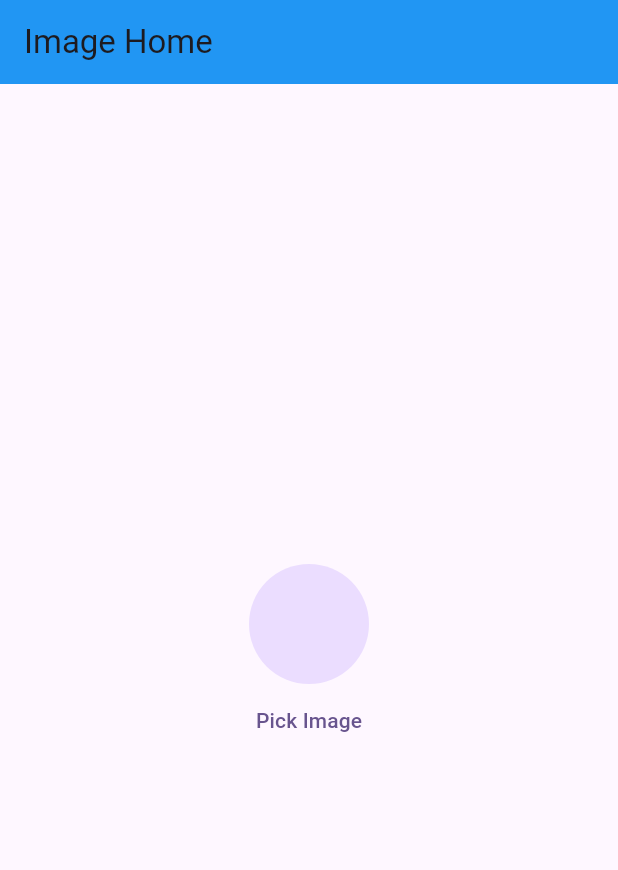
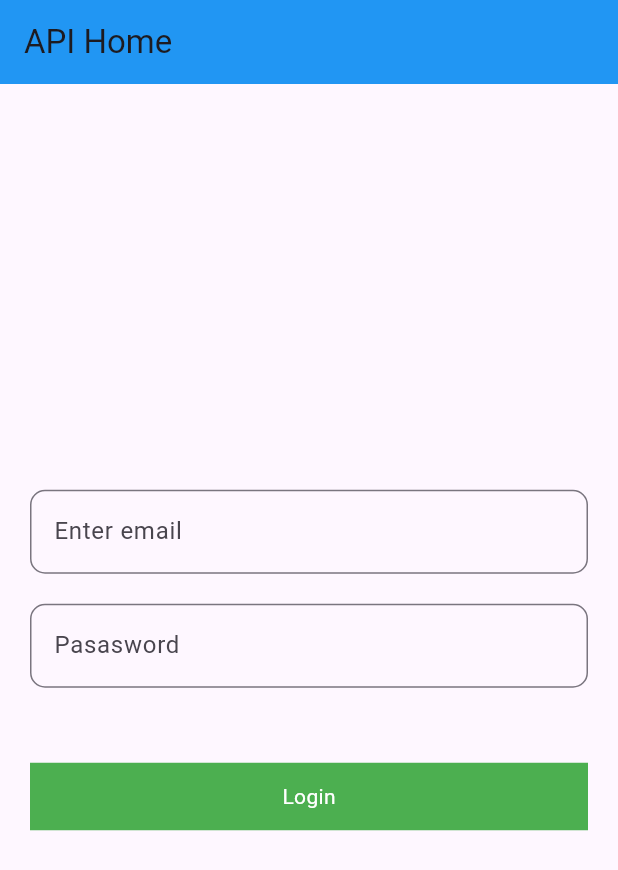
Before and after one commit to pallavipradhan5578/getx_features_aaplication, a Flutter app: the screen it shows after launch, on a phone screen of 412 x 824 dp. Shown: the top 870 px of the screen. Run offline on Flutter 3.47's test engine with Material 3 defaults, Android fonts, the phone set to English and light mode, and no system bars; our stand-ins replace get, image_picker.

Commit message:
Api home.dart

```diff
--- /dev/null
+++ b/lib/api/apihome.dart
@@ -0,0 +1,79 @@
+import 'package:flutter/material.dart';
+import 'package:get/get.dart';
+import 'package:statemanagementgetx/api/login_controller.dart';
+
+class ApiHome extends StatefulWidget {
+  const ApiHome({super.key});
+
+  @override
+  State<ApiHome> createState() => _ApiHomeState();
+}
+
+class _ApiHomeState extends State<ApiHome> {
+  LoginController controller = Get.put(LoginController());
+
+  @override
+  void initState() {
+    super.initState();
+  }
+
+  Widget build(BuildContext context) {
+    return Scaffold(
+      appBar: AppBar(
+        backgroundColor: Colors.blue,
+        title: Text("API Home"),
+      ),
+      body: Padding(
+        padding: const EdgeInsets.symmetric(horizontal: 20.0),
+        child: Column(
+          mainAxisAlignment: MainAxisAlignment.center,
+          crossAxisAlignment: CrossAxisAlignment.center,
+          children: [
+            TextFormField(
+              controller: controller.emailController.value,
+              decoration: InputDecoration(
+                hintText: 'Enter email',
+                border: OutlineInputBorder(
+                  borderRadius: BorderRadius.circular(10.0), // Rounded corners
+                  borderSide: BorderSide(
+                    color: Colors.blue,
+                    width: 2.0,
+                  ),
+              ),
+            ),),SizedBox(height: 20,),
+            TextFormField(
+              controller: controller.passwordController.value,
+              decoration: InputDecoration(
+                hintText: 'Pasasword',border: OutlineInputBorder(
+                borderRadius: BorderRadius.circular(10.0), // Rounded corners
+                borderSide: BorderSide(
+                  color: Colors.blue,
+                  width: 2.0,
+                ),
+              ),
+              ),
+            ),
+            SizedBox(height: 50),
+            Obx(() {
+              return InkWell(
+                onTap: () {
+                  controller.loginApi();
+                },
+                child: controller.loading.value ? CircularProgressIndicator():Container(
+                  color: Colors.green,
+                  height: 45,
+                  child: Center(
+                    child: Text(
+                      "Login",
+                      style: TextStyle(color: Colors.white),
+                    ),
+                  ),
+                ),
+              );
+            })
+          ],
+        ),
+      ),
+    );
+  }
+}
--- /dev/null
+++ b/lib/api/login_controller.dart
@@ -0,0 +1,33 @@
+import 'dart:convert';
+
+import 'package:flutter/material.dart';
+import 'package:get/get.dart';
+import 'package:flutter/cupertino.dart';
+import 'package:http/http.dart';
+class LoginController extends GetxController {
+final emailController = TextEditingController().obs;
+final passwordController = TextEditingController().obs;
+RxBool loading =false.obs;
+ void loginApi() async {
+   loading.value=true;
+   try {
+     final response = await post(Uri.parse('https://reqres.in/api/login'),
+         body: {
+           "email": emailController.value.text,
+           "password": passwordController.value.text
+         });
+     var data = jsonDecode(response.body);
+     //print(data);
+    // print(response.statusCode);
+     if (response.statusCode == 200) {loading.value=false;
+       Get.snackbar('Login Successfully',data['congratulations']);
+     } else { loading.value=false;
+Get.snackbar(backgroundColor: Colors.blue,snackPosition: SnackPosition.BOTTOM,'Login Failed',data['error'],);
+     }
+   } catch (e) { loading.value=false;
+Get.snackbar('Exception',e.toString());
+   }
+ }
+}
+ //"email": "eve.holt@reqres.in",
+ //"password": "cityslicka"
--- a/lib/main.dart
+++ b/lib/main.dart
@@ -1,6 +1,7 @@
 import 'package:flutter/material.dart';
 import 'package:get/get.dart';
 import 'package:statemanagementgetx/HomeScreenforlanguage.dart';
+import 'package:statemanagementgetx/api/apihome.dart';
 import 'package:statemanagementgetx/counter_Page.dart';
 import 'package:statemanagementgetx/getx_example_three.dart';
 import 'package:statemanagementgetx/getxstate.dart';
@@ -32,7 +33,7 @@ class MyApp extends StatelessWidget {
         colorScheme: ColorScheme.fromSeed(seedColor: Colors.deepPurple),
         useMaterial3: true,
       ),
-      home:ImageHome   (),debugShowCheckedModeBanner: false,
+      home:ApiHome  (),debugShowCheckedModeBanner: false,
     );
   }
 }
--- a/pubspec.yaml
+++ b/pubspec.yaml
@@ -31,13 +31,12 @@ dependencies:
   flutter:
     sdk: flutter
 
-
   # The following adds the Cupertino Icons font to your application.
   # Use with the CupertinoIcons class for iOS style icons.
   cupertino_icons: ^1.0.8
+  http:
   get: ^4.6.6
   image_picker:
-
 dev_dependencies:
   flutter_test:
     sdk: flutter
```
Also changed, not shown: pubspec.lock.
